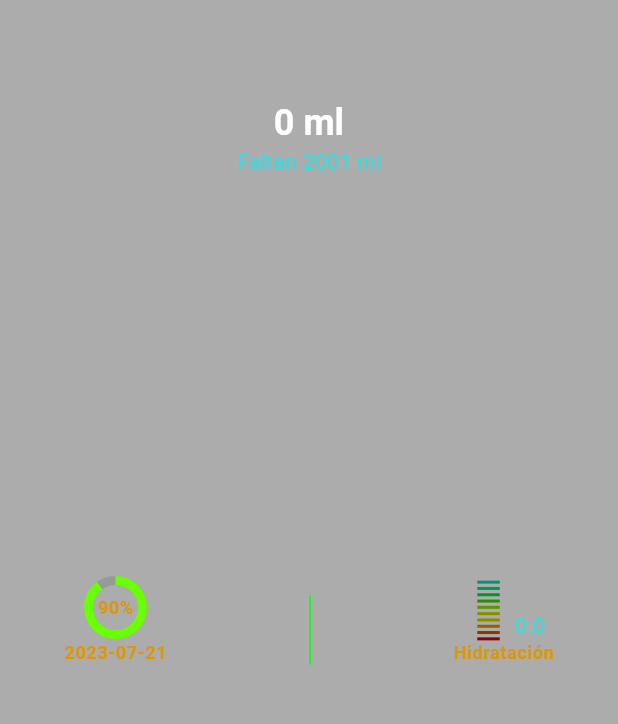
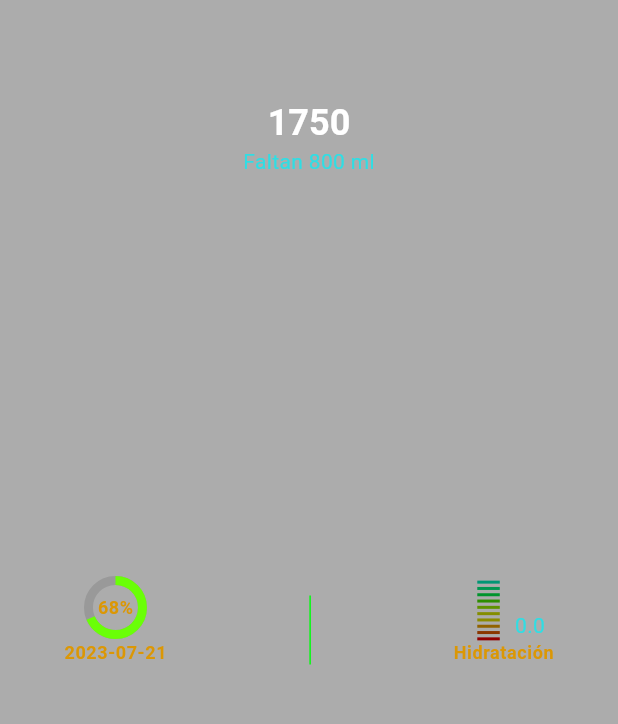
Before and after one commit to ooJOSUEoo/wear-counter-app, a Flutter app: the screen it shows after launch, on a phone screen of 412 x 824 dp, the part 24-748 px from its top. Run offline on Flutter 3.47's test engine with Material 2 defaults, Android fonts, the phone set to English and light mode, and no system bars; missing offline and left inert: dart:ffi.

Commit message:
variables para valores del agua

```diff
--- a/lib/screens/start_screen.dart
+++ b/lib/screens/start_screen.dart
@@ -1,3 +1,5 @@
+import 'dart:ffi';
+
 import 'package:flutter/material.dart';
 import 'package:wear_counter_app_1/assets/interval_progress_bar.dart';
 import 'package:intl/intl.dart';
@@ -5,12 +7,15 @@ import 'package:wear_counter_app_1/screens/drink_screen.dart';
 
 class StartScreen extends StatefulWidget {
   const StartScreen({Key? key}) : super(key: key);
-
+  final int valueWater = 1750;
+  final int totalValue = 2550;
   @override
   State<StartScreen> createState() => _StartScreenState();
 }
 
 class _StartScreenState extends State<StartScreen> {
+  get valueWater => widget.valueWater;
+  get totalValue => widget.totalValue;
 
 
   @override
@@ -46,11 +51,11 @@ class _StartScreenState extends State<StartScreen> {
     return Column(
       children: [
         Text(
-          '0 ml',
+          valueWater.toString(),
           style: Theme.of(context).textTheme.headlineSmall,
         ),
         Text(
-          'Faltan 2001 ml',
+          'Faltan ${totalValue - valueWater} ml',
           style: Theme.of(context).textTheme.bodyMedium,
         )
       ],
@@ -79,14 +84,14 @@ class _StartScreenState extends State<StartScreen> {
           child: Stack(
             alignment: Alignment.center,
             children: [
-              const CircularProgressIndicator(
+              CircularProgressIndicator(
                 strokeWidth: 6,
-                value: .9,
-                color: Color.fromARGB(255, 106, 255, 7),
-                backgroundColor: Color.fromARGB(58, 88, 88, 88),
+                value: valueWater * 100 / totalValue / 100,
+                color: const Color.fromARGB(255, 106, 255, 7),
+                backgroundColor: const Color.fromARGB(58, 88, 88, 88),
               ),
               Text(
-                '90%',
+                '${valueWater * 100 ~/ totalValue}%',
                 style: Theme.of(context).textTheme.bodySmall,
               ),
             ],
```
